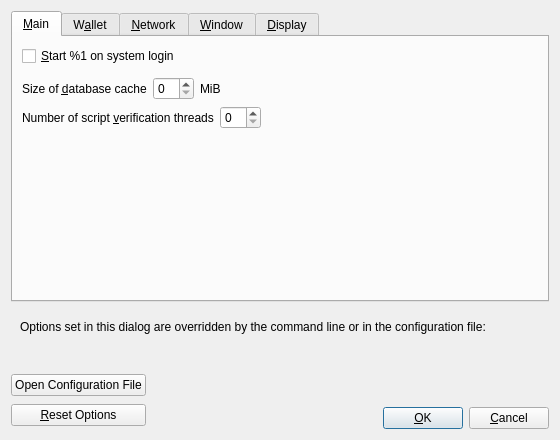
Above: src/qt/forms/optionsdialog.ui from CoinBlack/blackcoin-more before the change. Below: the same form after it.
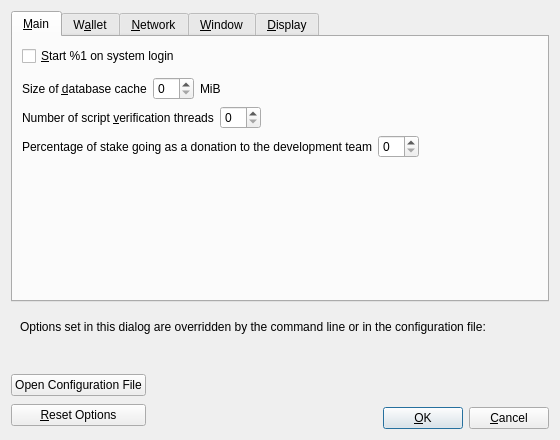
That is the form after the change. Custom widgets are drawn as their Qt base class.

Commit message: qt: Add donation percentage field to settings

Diff of the .ui file:
```diff
--- a/src/qt/forms/optionsdialog.ui
+++ b/src/qt/forms/optionsdialog.ui
@@ -130,6 +130,43 @@
          </item>
         </layout>
        </item>
+       <item>
+        <layout class="QHBoxLayout" name="horizontalLayout_Main_DonationsLabel">
+         <item>
+          <widget class="QLabel" name="donationPercentageLabel">
+           <property name="text">
+            <string>Percentage of stake going as a donation to the development team</string>
+           </property>
+           <property name="textFormat">
+            <enum>Qt::PlainText</enum>
+           </property>
+           <property name="buddy">
+            <cstring>donationPercentage</cstring>
+           </property>
+          </widget>
+         </item>
+         <item>
+          <widget class="QSpinBox" name="donationPercentage">
+           <property name="toolTip">
+            <string>(set preferrable value in %)</string>
+           </property>
+          </widget>
+         </item>
+         <item>
+          <spacer name="horizontalSpacer_Main_Donations">
+           <property name="orientation">
+            <enum>Qt::Horizontal</enum>
+           </property>
+           <property name="sizeHint" stdset="0">
+            <size>
+             <width>40</width>
+             <height>20</height>
+            </size>
+           </property>
+          </spacer>
+         </item>
+        </layout>
+       </item>
        <item>
         <spacer name="verticalSpacer_Main">
          <property name="orientation">
```
The commit also changes 5 other files.
